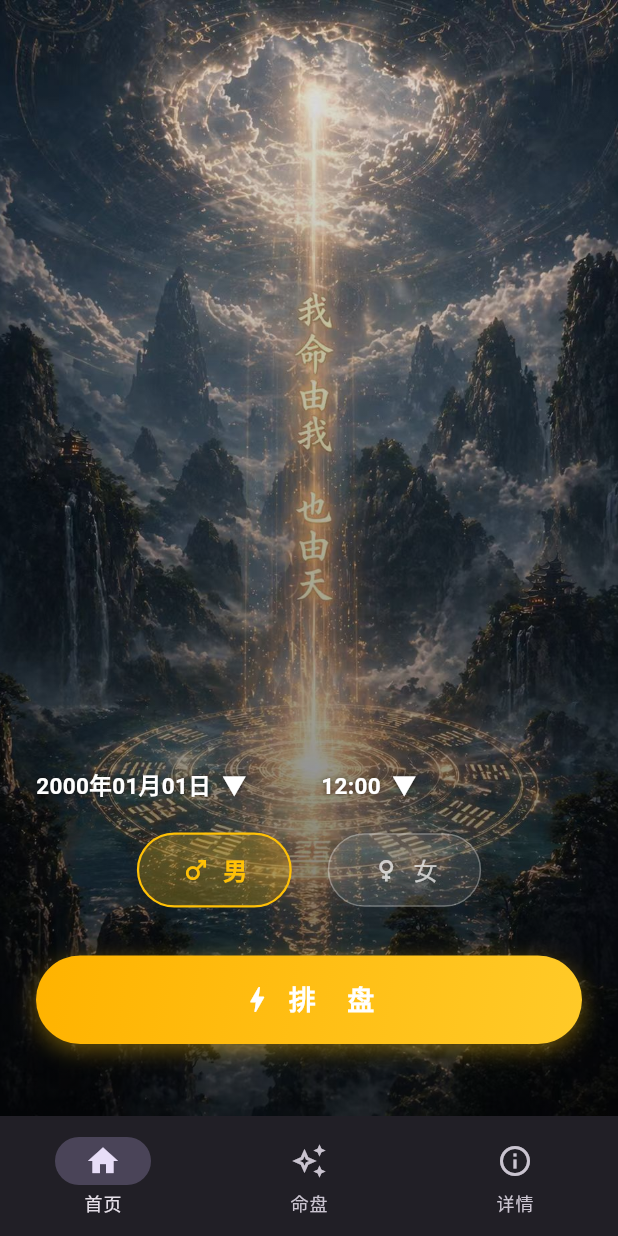
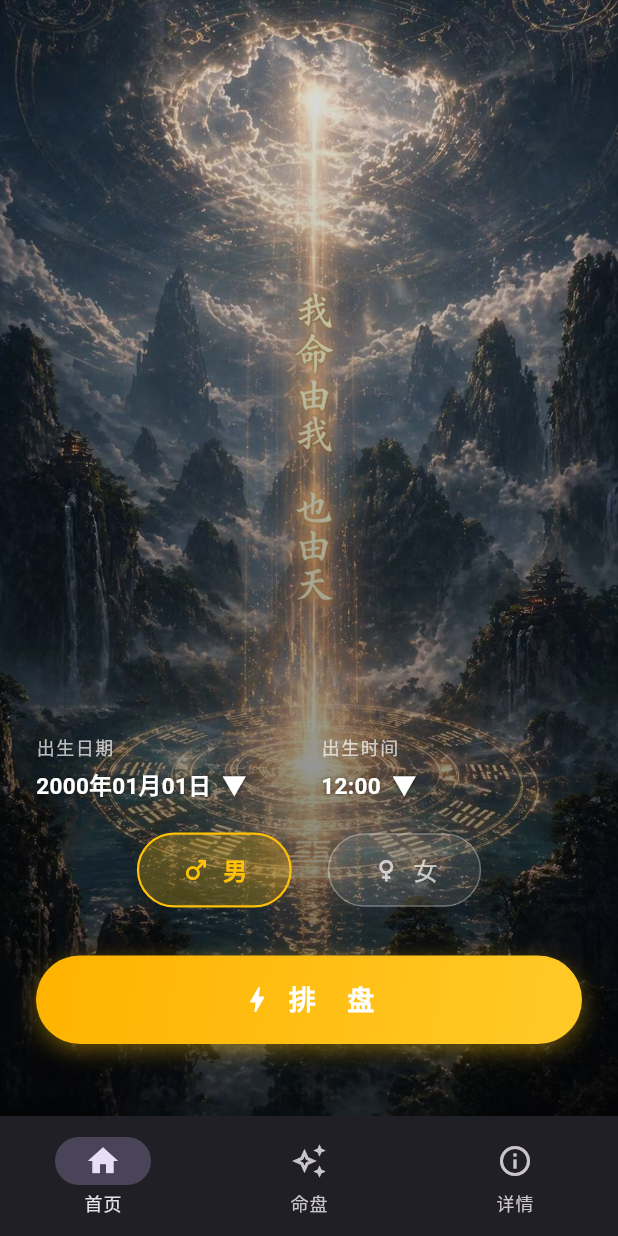
Before and after one commit to liminghuang1985/mingpan, a Flutter app: the screen it shows after launch, on a phone screen of 412 x 824 dp. Run offline on Flutter 3.47's test engine with Material 3 defaults, Android fonts, the light colour scheme and no system bars; our stand-ins replace flutter_riverpod.

Commit message:
feat: 首页添加出生日期/出生时间标签行

```diff
--- a/lib/presentation/home_page.dart
+++ b/lib/presentation/home_page.dart
@@ -131,6 +131,33 @@ class _HomeTabState extends ConsumerState<_HomeTab> {
               crossAxisAlignment: CrossAxisAlignment.stretch,
               children: [
                 const Spacer(),
+                // 日期和时间标签行
+                Row(
+                  children: const [
+                    Expanded(
+                      child: Text(
+                        '出生日期',
+                        style: TextStyle(
+                          color: Colors.white70,
+                          fontSize: 12,
+                          letterSpacing: 1,
+                        ),
+                      ),
+                    ),
+                    SizedBox(width: 16),
+                    Expanded(
+                      child: Text(
+                        '出生时间',
+                        style: TextStyle(
+                          color: Colors.white70,
+                          fontSize: 12,
+                          letterSpacing: 1,
+                        ),
+                      ),
+                    ),
+                  ],
+                ),
+                const SizedBox(height: 6),
                 // 日期和时间左右并排（去掉玻璃框，只留文字悬浮）
                 Row(
                   children: [
```
